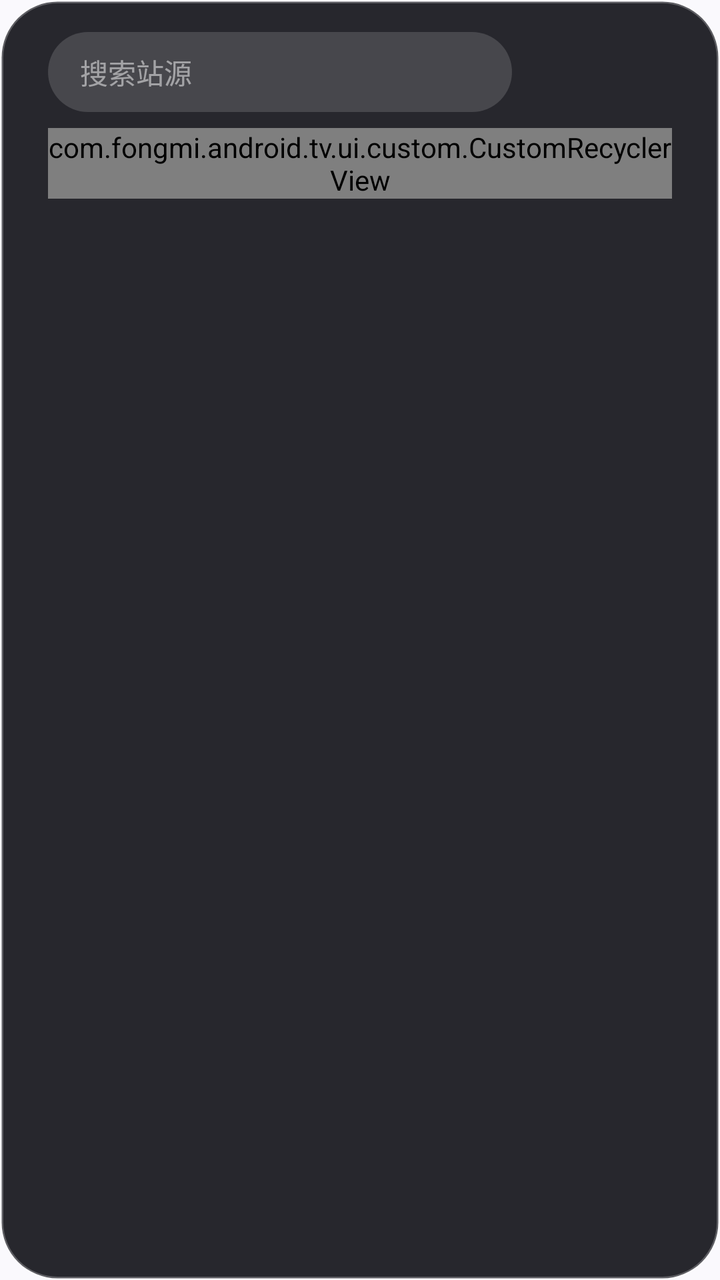
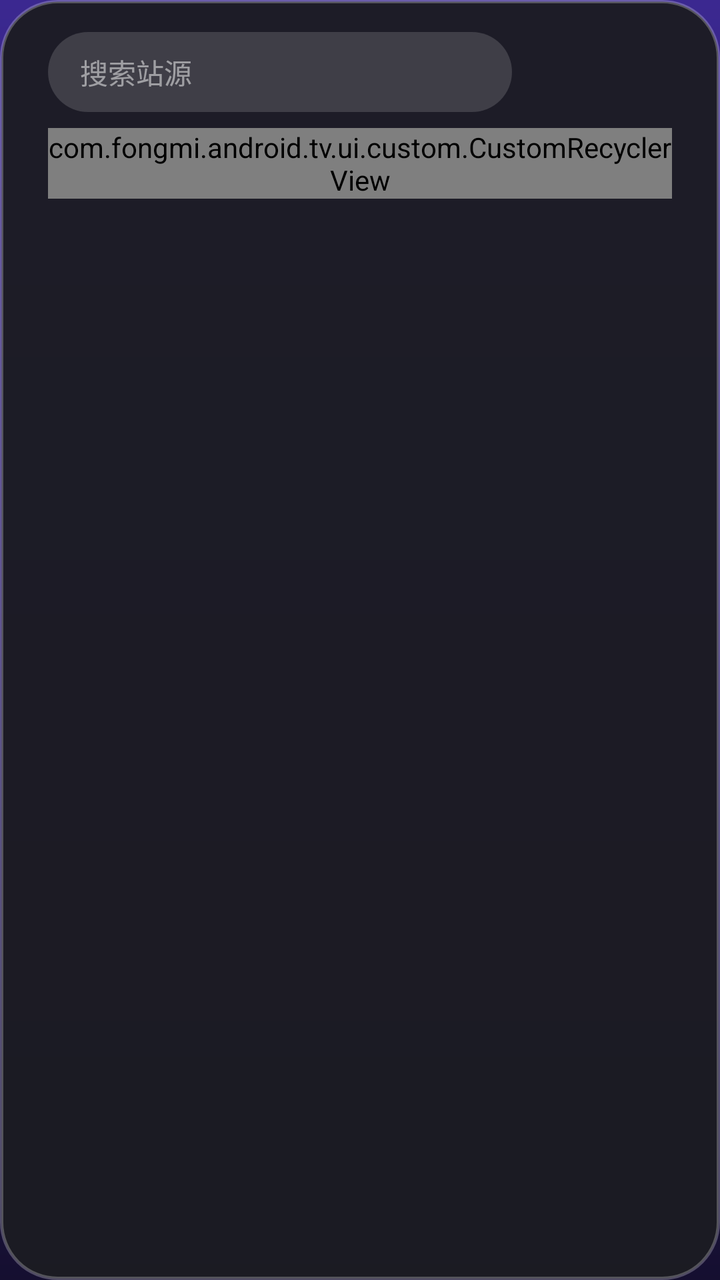

Compare the two renders of this Android layout. The source of the first and the diff that turns it into the second are given below.
<!-- AndroidManifest.xml: another module's application theme Theme.App -->
<!-- res/layout/dialog_site.xml -->
<?xml version="1.0" encoding="utf-8"?>
<LinearLayout xmlns:android="http://schemas.android.com/apk/res/android"
    xmlns:app="http://schemas.android.com/apk/res-auto"
    android:layout_width="match_parent"
    android:layout_height="wrap_content"
    android:orientation="vertical"
    android:background="@drawable/shape_dialog"
    android:paddingStart="24dp"
    android:paddingEnd="24dp"
    android:paddingTop="16dp"
    android:paddingBottom="16dp">

    <LinearLayout
        android:id="@+id/search_layout"
        android:layout_width="match_parent"
        android:layout_height="wrap_content"
        android:layout_marginBottom="8dp"
        android:gravity="center_vertical"
        android:orientation="horizontal">

        <androidx.appcompat.widget.AppCompatEditText
            android:id="@+id/search"
            android:layout_width="0dp"
            android:layout_height="40dp"
            android:layout_weight="1"
            android:background="@drawable/shape_search_dialog"
            android:textColor="@color/white"
            android:textSize="14sp"
            android:gravity="center_vertical"
            android:paddingStart="16dp"
            android:paddingEnd="16dp"
            android:singleLine="true"
            android:hint="搜索站源"
            android:textColorHint="@color/white_50"
            android:inputType="text"/>

        <androidx.appcompat.widget.AppCompatImageView
            android:id="@+id/search_icon_placeholder_left"
            android:layout_width="24dp"
            android:layout_height="24dp"
            android:layout_marginStart="16dp"
            android:tint="@color/white" />

        <androidx.appcompat.widget.AppCompatImageView
            android:id="@+id/search_icon_placeholder_right"
            android:layout_width="24dp"
            android:layout_height="24dp"
            android:layout_marginStart="16dp"
            android:tint="@color/white" />

    </LinearLayout>

    <com.fongmi.android.tv.ui.custom.CustomRecyclerView
        android:id="@+id/recycler"
        android:layout_width="match_parent"
        android:layout_height="wrap_content"
        android:clipChildren="false"
        android:clipToPadding="false"
        android:overScrollMode="never"
        app:layoutManager="androidx.recyclerview.widget.LinearLayoutManager"
        app:maxHeight="320dp" />

</LinearLayout>
<!-- resources referenced by this layout -->
<resources>
  <color name="white">#FFFFFF</color>
  <color name="white_50">#80FFFFFF</color>
  <!-- drawable shape_dialog (drawable) -->
  <?xml version="1.0" encoding="utf-8"?>
  <shape xmlns:android="http://schemas.android.com/apk/res/android"
      android:shape="rectangle">
      <solid android:color="#F21C1C22" />
      <corners android:radius="28dp" />
      <stroke
          android:width="1.5dp"
          android:color="#40FFFFFF" />
  </shape>
  <!-- drawable shape_search_dialog (drawable) -->
  <?xml version="1.0" encoding="utf-8"?>
  <shape xmlns:android="http://schemas.android.com/apk/res/android"
      android:shape="rectangle">
      <corners android:radius="20dp" />
      <solid android:color="#26FFFFFF" />
  </shape>
  <style name="Theme.App" parent="Theme.Base" />
  <style name="Theme.Base" parent="Theme.Material3.DynamicColors.DayNight.NoActionBar">
          <item name="android:statusBarColor">@color/transparent</item>
          <item name="android:navigationBarColor">@color/transparent</item>
          <item name="android:windowDrawsSystemBarBackgrounds">true</item>
      </style>
  <color name="transparent">#00000000</color>
</resources>

<!-- the commit's change to res/layout/dialog_site.xml (unified diff, before → after) -->
@@ -23,6 +23,8 @@
             android:layout_width="0dp"
             android:layout_height="40dp"
             android:layout_weight="1"
+            android:text=""
+            android:importantForAutofill="no"
             android:background="@drawable/shape_search_dialog"
             android:textColor="@color/white"
             android:textSize="14sp"
<!-- resource entries referenced after the edit -->
@@ -20,11 +20,50 @@
       <solid android:color="#26FFFFFF" />
   </shape>
   <style name="Theme.App" parent="Theme.Base" />
-  <style name="Theme.Base" parent="Theme.Material3.DynamicColors.DayNight.NoActionBar">
+  <style name="Theme.Base" parent="Theme.Material3.Dark.NoActionBar">
+          
+          <item name="colorPrimary">@color/nf_accent</item>
+          <item name="colorOnPrimary">@color/nf_on_focus</item>
+          <item name="colorSecondary">@color/nf_activated</item>
+          
+          <item name="android:windowBackground">@drawable/bg_page</item>
+          
+          <item name="colorSurface">@color/nf_surface</item>
+          <item name="colorSurfaceContainerLowest">#171233</item>
+          <item name="colorSurfaceContainerLow">#1F1947</item>
+          <item name="colorSurfaceContainer">#262057</item>
+          <item name="colorSurfaceContainerHigh">@color/nf_surface</item>
+          <item name="colorSurfaceContainerHighest">@color/nf_card</item>
+          <item name="colorSurfaceVariant">@color/nf_card</item>
+          <item name="colorOnSurface">@color/nf_text</item>
+          <item name="colorOnSurfaceVariant">@color/nf_text_2</item>
+          <item name="colorOutline">@color/nf_card_btn</item>
+          <item name="colorOutlineVariant">@color/nf_card_btn</item>
+          
           <item name="android:statusBarColor">@color/transparent</item>
           <item name="android:navigationBarColor">@color/transparent</item>
           <item name="android:windowDrawsSystemBarBackgrounds">true</item>
       </style>
+  <color name="nf_accent">#7C6BFF</color>
+  <color name="nf_on_focus">#0B1520</color>
+  <color name="nf_activated">#9A8BFF</color>
+  <!-- drawable bg_page (drawable) -->
+  <?xml version="1.0" encoding="utf-8"?>
+  <shape xmlns:android="http://schemas.android.com/apk/res/android"
+      android:shape="rectangle">
+      <gradient
+          android:angle="270"
+          android:centerColor="#2A1C6B"
+          android:centerY="0.5"
+          android:endColor="#150F30"
+          android:startColor="#3B2890"
+          android:type="linear" />
+  </shape>
+  <color name="nf_surface">#2E2566</color>
+  <color name="nf_card">#3D3088</color>
+  <color name="nf_text">#F0EEFA</color>
+  <color name="nf_text_2">#A9A4C9</color>
+  <color name="nf_card_btn">#4A3D9E</color>
   <color name="transparent">#00000000</color>
 </resources>
 
